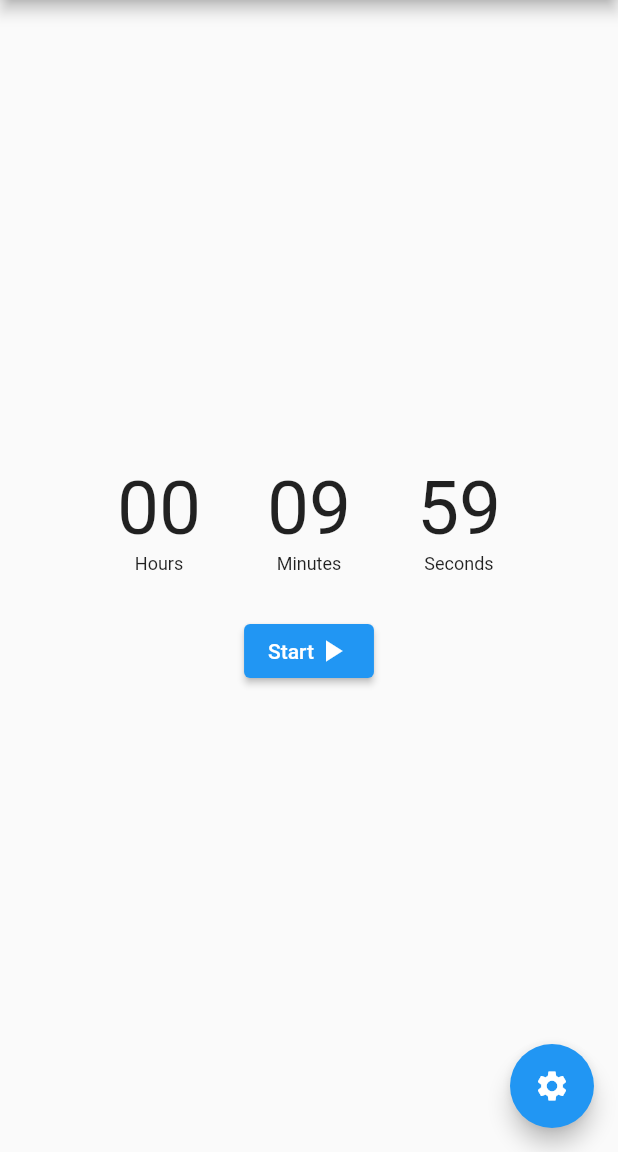
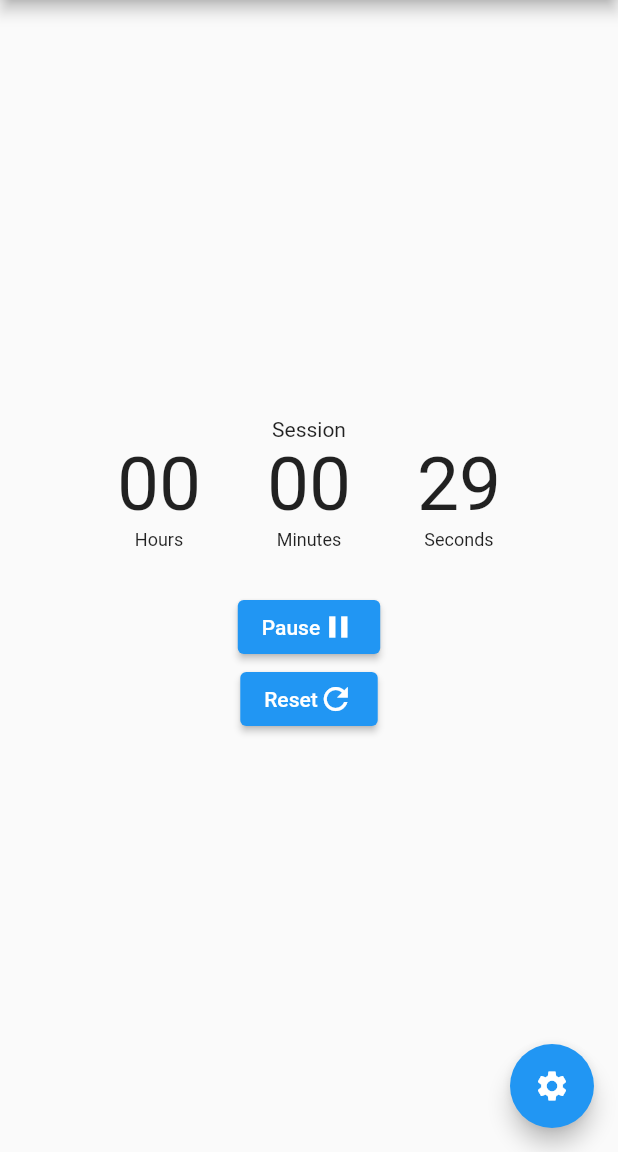
Before and after one commit to cchampou/pomodoro, a Flutter app: the screen it shows after launch, after a tap on "Start", on a phone screen of 412 x 824 dp, the part 84-1236 px from its top. Run offline on Flutter 3.47's test engine with Material 2 defaults, Android fonts, the light colour scheme and no system bars; our stand-ins replace audioplayers.

Commit message:
feat: session / break alternate, with alarm sound

```diff
--- a/lib/main.dart
+++ b/lib/main.dart
@@ -1,9 +1,9 @@
 import 'dart:async';
 
+import 'package:audioplayers/audioplayers.dart';
 import 'package:flutter/material.dart';
 import 'package:pomodoro/counter.dart';
 import 'package:pomodoro/settings/settings_page.dart';
-import 'package:pomodoro/utils.dart';
 import 'package:provider/provider.dart';
 
 import 'settings_provider.dart';
@@ -33,14 +33,28 @@ class MyHomePage extends StatefulWidget {
   State<MyHomePage> createState() => _MyHomePageState();
 }
 
+enum timerType {
+  sessionType,
+  breakType,
+}
+
 class _MyHomePageState extends State<MyHomePage> {
-  Duration currentTime = initialDuration;
-
+  Duration currentTime = defaultSessionTime;
+  bool isRunning = false;
   Timer? timer;
+  final player = AudioCache();
+  timerType currentTimerType = timerType.sessionType;
 
   reset() {
+    if (timer != null) {
+      timer!.cancel();
       setState(() {
-      currentTime = initialDuration;
+        isRunning = false;
+      });
+    }
+    setState(() {
+      currentTime =
+          Provider.of<Settings>(context, listen: false).sessionDuration;
     });
   }
 
@@ -48,15 +62,38 @@ class _MyHomePageState extends State<MyHomePage> {
     setState(() {
       final newTime = currentTime - const Duration(seconds: 1);
       if (newTime.inSeconds < 0) {
-        timer?.cancel();
+        player.play('alarm.mp3');
+        setState(() {
+          if (currentTimerType == timerType.sessionType) {
+            currentTimerType = timerType.breakType;
+            currentTime =
+                Provider.of<Settings>(context, listen: false).breakDuration +
+                    const Duration(seconds: 3);
+          } else {
+            currentTimerType = timerType.sessionType;
+            currentTime =
+                Provider.of<Settings>(context, listen: false).sessionDuration +
+                    const Duration(seconds: 3);
+          }
+        });
       } else {
         currentTime = newTime;
       }
     });
   }
 
-  start() {
+  playPause() {
+    if (timer != null && timer!.isActive) {
+      timer!.cancel();
+      setState(() {
+        isRunning = false;
+      });
+    } else {
       timer = Timer.periodic(const Duration(seconds: 1), (_) => count());
+      setState(() {
+        isRunning = true;
+      });
+    }
   }
 
   @override
@@ -67,17 +104,27 @@ class _MyHomePageState extends State<MyHomePage> {
         centerTitle: true,
       ),
       body: Center(
-          child: Column(
-              mainAxisAlignment: MainAxisAlignment.center,
-              children: <Widget>[
+          child: Column(mainAxisAlignment: MainAxisAlignment.center, children: <
+              Widget>[
+        Text(currentTimerType == timerType.sessionType ? 'Session' : 'Break'),
         Counter(count: currentTime),
         ElevatedButton(
-                onPressed: start,
+          onPressed: playPause,
+          child: Row(
+            mainAxisSize: MainAxisSize.min,
+            children: [
+              Text(isRunning ? 'Pause' : 'Start'),
+              Icon(isRunning ? Icons.pause : Icons.play_arrow),
+            ],
+          ),
+        ),
+        ElevatedButton(
+            onPressed: reset,
             child: Row(
               mainAxisSize: MainAxisSize.min,
               children: const [
-                    Text('Start'),
-                    Icon(Icons.play_arrow),
+                Text('Reset'),
+                Icon(Icons.refresh),
               ],
             ))
       ])),
--- a/lib/settings/settings_page.dart
+++ b/lib/settings/settings_page.dart
@@ -21,10 +21,10 @@ class SettingsPage extends StatelessWidget {
                 mainAxisAlignment: MainAxisAlignment.center,
                 children: [
                   IncrementButton(
-                      onPressed: settings.removeSessionTime, text: '-1'),
-                  Text(twoDigits(settings.sessionTime.inMinutes)),
+                      onPressed: settings.removeSessionDuration, text: '-1'),
+                  Text(twoDigits(settings.sessionDuration.inMinutes)),
                   IncrementButton(
-                      onPressed: settings.addSessionTime, text: '+1'),
+                      onPressed: settings.addSessionDuration, text: '+1'),
                 ],
               ))),
     );
--- a/lib/settings_provider.dart
+++ b/lib/settings_provider.dart
@@ -1,17 +1,19 @@
 import 'package:flutter/material.dart';
 
-const initialDuration = Duration(minutes: 10);
+const Duration defaultSessionTime = Duration(seconds: 30);
+const Duration defaultBreakTime = Duration(seconds: 10);
 
 class Settings extends ChangeNotifier {
-  Duration sessionTime = initialDuration;
+  Duration sessionDuration = defaultSessionTime;
+  Duration breakDuration = defaultBreakTime;
 
-  addSessionTime() {
-    sessionTime += const Duration(minutes: 1);
+  addSessionDuration() {
+    sessionDuration += const Duration(minutes: 1);
     notifyListeners();
   }
 
-  removeSessionTime() {
-    sessionTime -= const Duration(minutes: 1);
+  removeSessionDuration() {
+    sessionDuration -= const Duration(minutes: 1);
     notifyListeners();
   }
 }
--- a/pubspec.yaml
+++ b/pubspec.yaml
@@ -35,6 +35,7 @@ dependencies:
   # Use with the CupertinoIcons class for iOS style icons.
   cupertino_icons: ^1.0.2
   provider: ^6.0.2
+  audioplayers: ^0.20.1
 
 dev_dependencies:
   flutter_test:
@@ -59,8 +60,8 @@ flutter:
   uses-material-design: true
 
   # To add assets to your application, add an assets section, like this:
-  # assets:
-  #   - images/a_dot_burr.jpeg
+  assets:
+    - assets/alarm.mp3
   #   - images/a_dot_ham.jpeg
 
   # An image asset can refer to one or more resolution-specific "variants", see
```
Also changed, not shown: pubspec.lock, 1 other file. Lines whose indentation alone changed are shown as unchanged.
